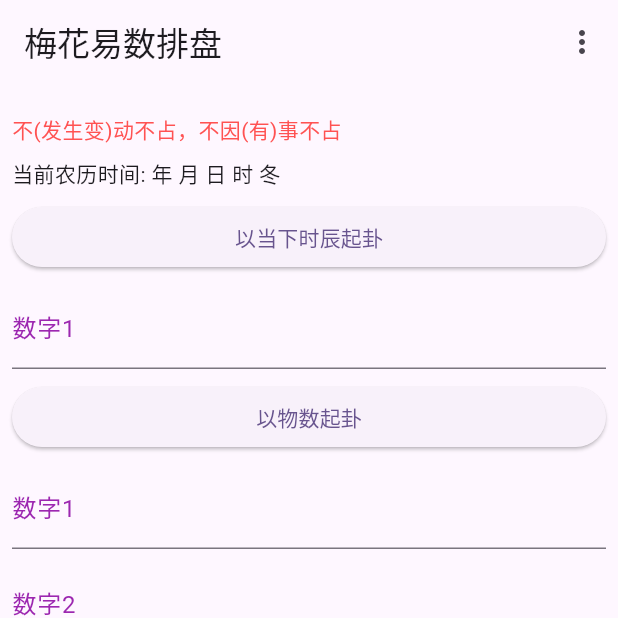
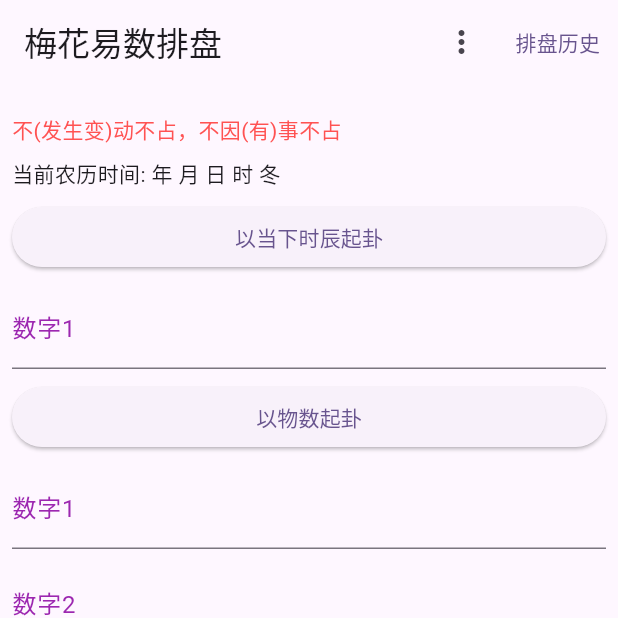
Before and after one commit to dujianchi/meihua, a Flutter app: the screen it shows after launch, on a phone screen of 412 x 824 dp, the top half of it. Run offline on Flutter 3.47's test engine with Material 3 defaults, Android fonts, the light colour scheme and no system bars; our stand-ins replace get, hive_ce, hive_ce_flutter; missing offline and left inert: board_datetime_picker, lunar, webdav_client, window_manager; accounts and stored records are empty.

Commit message:
优化界面及操作

```diff
--- a/lib/main.dart
+++ b/lib/main.dart
@@ -216,10 +216,12 @@ class MyApp extends StatelessWidget {
               itemBuilder: (context) => [
                 const PopupMenuItem(value: 0, child: Text('易经原文')),
                 const PopupMenuItem(value: 1, child: Text('八卦类象')),
-                const PopupMenuItem(value: 2, child: Text('排盘历史')),
+                //const PopupMenuItem(value: 2, child: Text('排盘历史')),
               ],
               onSelected: (value) => _actionSelected(value),
-            )
+            ),
+            TextButton(
+                onPressed: () => _actionSelected(2), child: const Text('排盘历史')),
           ],
         ),
         body: SafeArea(
```
Also changed, not shown: lib/history.dart (+7 -5 lines), lib/pan.dart (+4 -4 lines).
